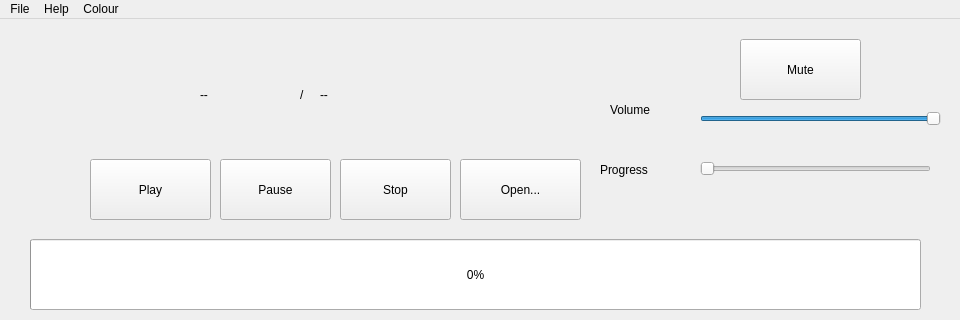
First picture: the form in mainwindow.ui, repository George109/GeorgeMP3, before the edit; both pictures show x 0 to 960 and y 0 to 320 of the 960 by 583 pixel window.
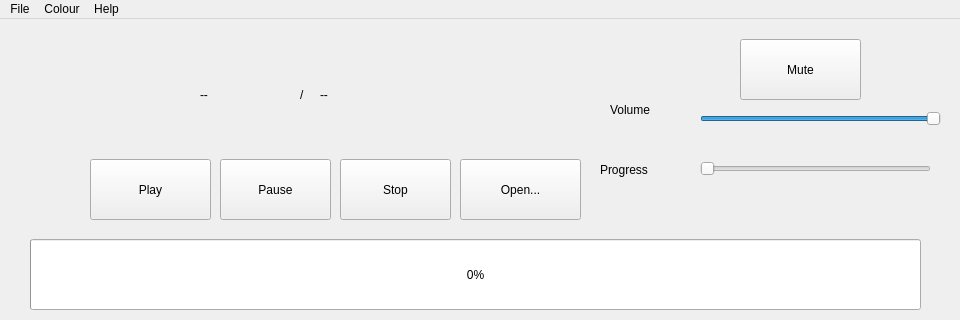
Second picture: the form after the edit.

What changed in the file:
```diff
--- a/mainwindow.ui
+++ b/mainwindow.ui
@@ -304,8 +304,8 @@
     <addaction name="actionBlue"/>
    </widget>
    <addaction name="menuFile"/>
-   <addaction name="menuHelp"/>
    <addaction name="menuColour"/>
+   <addaction name="menuHelp"/>
   </widget>
   <action name="actionOpen">
    <property name="text">
```
